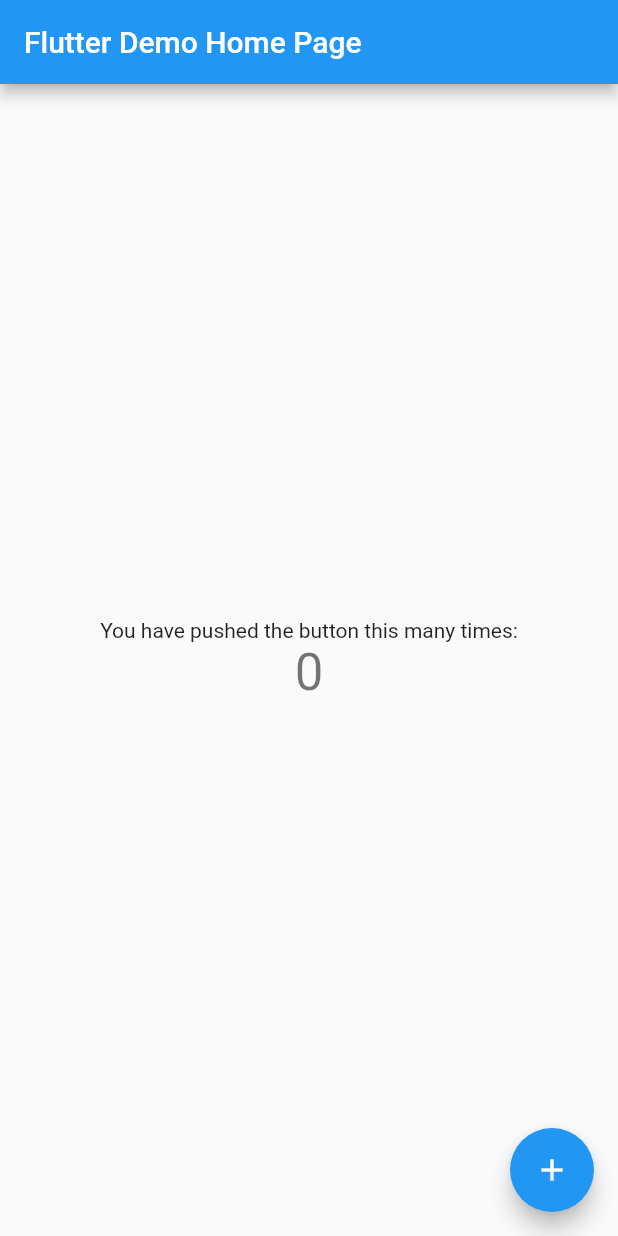
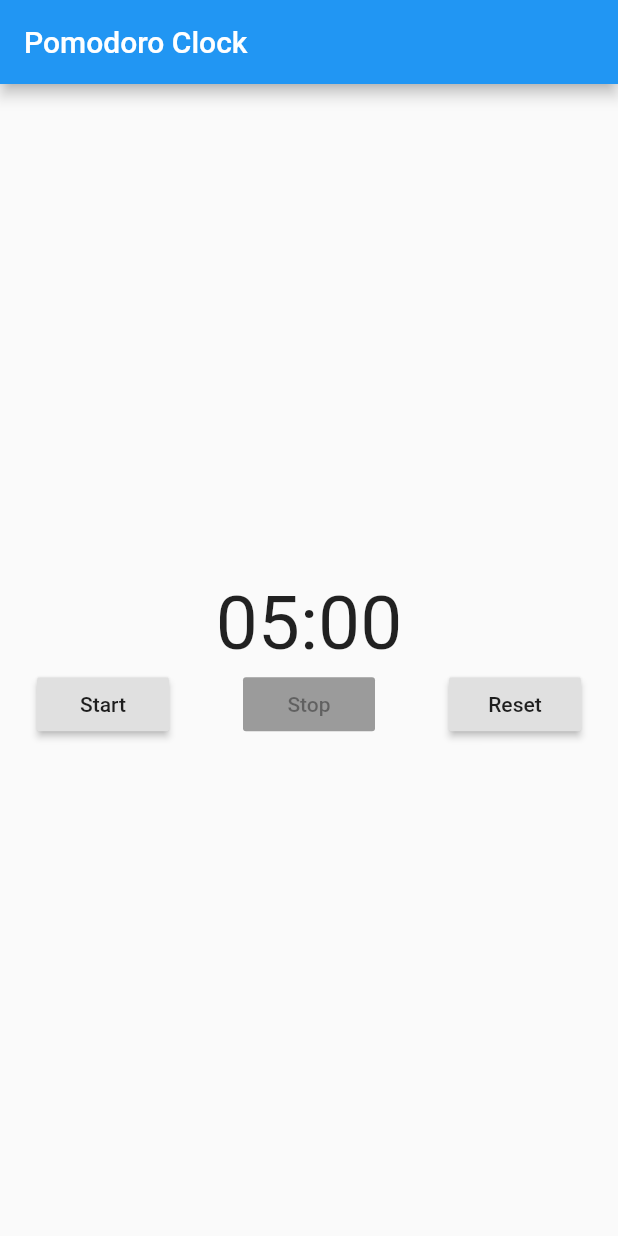
Before and after one commit to mhelmetag/orlogio, a Flutter app: the screen it shows after launch, on a phone screen of 412 x 824 dp. Run offline on Flutter 3.47's test engine with Material 2 defaults, Android fonts, the phone set to English and light mode, and no system bars.

```diff
--- a/lib/main.dart
+++ b/lib/main.dart
@@ -1,109 +1,124 @@
+import 'dart:async';
+
 import 'package:flutter/material.dart';
 
 void main() => runApp(new MyApp());
 
 class MyApp extends StatelessWidget {
-  // This widget is the root of your application.
   @override
   Widget build(BuildContext context) {
     return new MaterialApp(
-      title: 'Flutter Demo',
+      title: 'Pomodoro Clock',
       theme: new ThemeData(
-        // This is the theme of your application.
-        //
-        // Try running your application with "flutter run". You'll see the
-        // application has a blue toolbar. Then, without quitting the app, try
-        // changing the primarySwatch below to Colors.green and then invoke
-        // "hot reload" (press "r" in the console where you ran "flutter run",
-        // or press Run > Flutter Hot Reload in IntelliJ). Notice that the
-        // counter didn't reset back to zero; the application is not restarted.
         primarySwatch: Colors.blue,
       ),
-      home: new MyHomePage(title: 'Flutter Demo Home Page'),
+      home: new Home(title: 'Pomodoro Clock'),
     );
   }
 }
 
-class MyHomePage extends StatefulWidget {
-  MyHomePage({Key key, this.title}) : super(key: key);
+class Home extends StatefulWidget {
+  final String title;
+  final Duration tickDuration;
 
-  // This widget is the home page of your application. It is stateful, meaning
-  // that it has a State object (defined below) that contains fields that affect
-  // how it looks.
-
-  // This class is the configuration for the state. It holds the values (in this
-  // case the title) provided by the parent (in this case the App widget) and
-  // used by the build method of the State. Fields in a Widget subclass are
-  // always marked "final".
-
-  final String title;
+  Home({this.title, this.tickDuration = const Duration(seconds: 1)});
 
   @override
-  _MyHomePageState createState() => new _MyHomePageState();
+  _HomeState createState() => new _HomeState();
 }
 
-class _MyHomePageState extends State<MyHomePage> {
-  int _counter = 0;
+class _HomeState extends State<Home> {
+  Timer _timer;
+  int _currentTimeSeconds;
+  bool _running;
 
-  void _incrementCounter() {
+  @override
+  void initState() {
+    super.initState();
+    _currentTimeSeconds = 300;
+    _running = false;
+  }
+
+  @override
+  void dispose() {
+    stop();
+    super.dispose();
+  }
+
+  void start() {
     setState(() {
-      // This call to setState tells the Flutter framework that something has
-      // changed in this State, which causes it to rerun the build method below
-      // so that the display can reflect the updated values. If we changed
-      // _counter without calling setState(), then the build method would not be
-      // called again, and so nothing would appear to happen.
-      _counter++;
+      _running = true;
     });
+    this._timer = new Timer.periodic(widget.tickDuration, tick);
+  }
+
+  void stop() {
+    setState(() {
+      _running = false;
+    });
+    _timer.cancel();
+  }
+
+  void reset() {
+    setState(() {
+      _currentTimeSeconds = 300;
+    });
+  }
+
+  void tick(Timer time) {
+    if (_currentTimeSeconds <= 0) {
+      stop();
+    } else {
+      setState(() {
+        _currentTimeSeconds--;
+      });
+    }
+  }
+
+  String stringTime() {
+    var minutes = (_currentTimeSeconds ~/ 60);
+    var minutesString = minutes.toString().padLeft(2, '0');
+
+    var seconds = _currentTimeSeconds - (minutes * 60);
+    var secondsString = seconds.toString().padLeft(2, '0');
+
+    return "$minutesString:$secondsString";
   }
 
   @override
   Widget build(BuildContext context) {
-    // This method is rerun every time setState is called, for instance as done
-    // by the _incrementCounter method above.
-    //
-    // The Flutter framework has been optimized to make rerunning build methods
-    // fast, so that you can just rebuild anything that needs updating rather
-    // than having to individually change instances of widgets.
     return new Scaffold(
       appBar: new AppBar(
-        // Here we take the value from the MyHomePage object that was created by
-        // the App.build method, and use it to set our appbar title.
-        title: new Text(widget.title),
+        title: new Text(widget.title)
       ),
       body: new Center(
-        // Center is a layout widget. It takes a single child and positions it
-        // in the middle of the parent.
         child: new Column(
-          // Column is also layout widget. It takes a list of children and
-          // arranges them vertically. By default, it sizes itself to fit its
-          // children horizontally, and tries to be as tall as its parent.
-          //
-          // Invoke "debug paint" (press "p" in the console where you ran
-          // "flutter run", or select "Toggle Debug Paint" from the Flutter tool
-          // window in IntelliJ) to see the wireframe for each widget.
-          //
-          // Column has various properties to control how it sizes itself and
-          // how it positions its children. Here we use mainAxisAlignment to
-          // center the children vertically; the main axis here is the vertical
-          // axis because Columns are vertical (the cross axis would be
-          // horizontal).
           mainAxisAlignment: MainAxisAlignment.center,
           children: <Widget>[
             new Text(
-              'You have pushed the button this many times:',
+              stringTime(),
+              style: TextStyle(fontSize: 50)
             ),
-            new Text(
-              '$_counter',
-              style: Theme.of(context).textTheme.display1,
-            ),
+            new Row(
+              mainAxisAlignment: MainAxisAlignment.spaceAround,
+              children: <Widget>[
+                new RaisedButton(
+                  onPressed: (_running && _currentTimeSeconds == 0) ? null : start,
+                  child: new Text('Start')
+                ),
+                new RaisedButton(
+                  onPressed: _running ? stop : null,
+                  child: new Text('Stop')
+                ),
+                new RaisedButton(
+                  onPressed: _running ? null : reset,
+                  child: new Text('Reset')
+                )
+              ],
+            )
           ],
-        ),
-      ),
-      floatingActionButton: new FloatingActionButton(
-        onPressed: _incrementCounter,
-        tooltip: 'Increment',
-        child: new Icon(Icons.add),
-      ), // This trailing comma makes auto-formatting nicer for build methods.
+        )
+      )
     );
   }
 }
```
